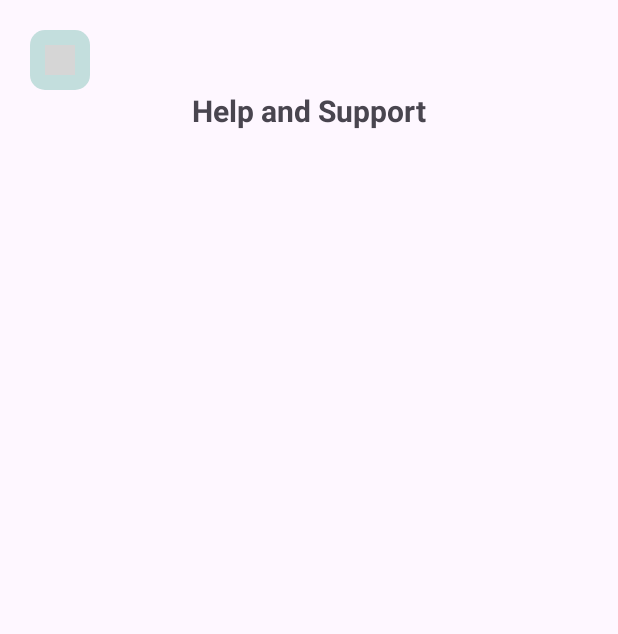
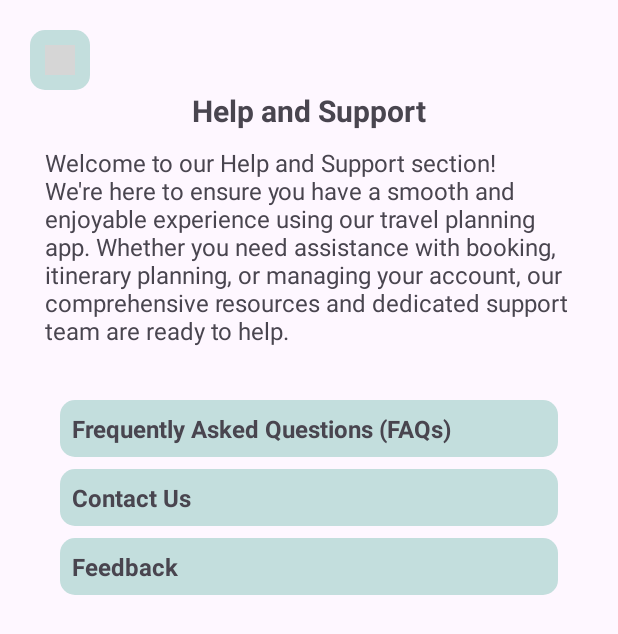
Before and after one commit to madhulika01/AndroidProject, an Android app: the Help screen opened directly, with no data from a screen before it, on a phone screen of 412 x 824 dp. Shown: the top 634 px of the screen. Run offline under Robolectric (Android 15) with nearby library versions, the phone set to English and light mode, and no system bars; grey boxes are pictures that could not be loaded.

Commit message:
Changed Help page, added faq section, contact us section, feedback. Added functionality to language and theme.

```diff
--- a/app/src/main/java/com/example/androidproject/Help.java
+++ b/app/src/main/java/com/example/androidproject/Help.java
@@ -4,13 +4,19 @@ import android.content.Intent;
 import android.os.Bundle;
 import android.util.Log;
 import android.view.View;
+import android.widget.EditText;
 import android.widget.RelativeLayout;
+import android.widget.TextView;
+import android.widget.Toast;
 
 import androidx.activity.EdgeToEdge;
+import androidx.appcompat.app.AlertDialog;
 import androidx.appcompat.app.AppCompatActivity;
 import androidx.core.graphics.Insets;
 import androidx.core.view.ViewCompat;
 import androidx.core.view.WindowInsetsCompat;
+
+import com.google.android.material.snackbar.Snackbar;
 
 public class Help extends AppCompatActivity {
     private final String tag="Help";
@@ -25,6 +31,8 @@ public class Help extends AppCompatActivity {
             v.setPadding(systemBars.left, systemBars.top, systemBars.right, systemBars.bottom);
             return insets;
         });
+
+
         RelativeLayout backButton = findViewById(R.id.backButton);
         backButton.setOnClickListener(new View.OnClickListener() {
             @Override
@@ -37,5 +45,40 @@ public class Help extends AppCompatActivity {
                 finish();
             }
         });
+        TextView faq = findViewById(R.id.faqHeading);
+        faq.setOnClickListener(v -> {
+            Intent intent = new Intent(Help.this,faq.class);
+            intent.putExtra("fullName", getIntent().getStringExtra("fullName"));
+            intent.putExtra("email", getIntent().getStringExtra("email"));
+            startActivity(intent);
+        });
+        TextView contactUs = findViewById(R.id.contactUsHeading);
+        contactUs.setOnClickListener(v -> {
+            Intent intent = new Intent(Help.this,contactUs.class);
+            intent.putExtra("fullName", getIntent().getStringExtra("fullName"));
+            intent.putExtra("email", getIntent().getStringExtra("email"));
+            startActivity(intent);
+        });
+        TextView feedback = findViewById(R.id.feedbackHeading);
+        feedback.setOnClickListener(v->{
+            Snackbar.make(findViewById(R.id.main),getString(R.string.feedbackMessage), Snackbar.LENGTH_LONG).show();
+            showFeedbackDialog();
+        });
     }
+    private void showFeedbackDialog() {
+        AlertDialog.Builder builder = new AlertDialog.Builder(this);
+        View dialogView = getLayoutInflater().inflate(R.layout.dialog_feeback, null);
+        final EditText feedbackInput = dialogView.findViewById(R.id.feedback_input);
+
+        builder.setView(dialogView)
+                .setTitle(getString(R.string.feedbackDialogTitle))
+                .setPositiveButton(getString(R.string.feedbacKSubmit), (dialog, which) -> {
+                    String feedback = feedbackInput.getText().toString();
+                    Toast.makeText(Help.this, getString(R.string.feedbackToast) + feedback, Toast.LENGTH_SHORT).show();
+                })
+                .setNegativeButton("Cancel", (dialog, which) -> dialog.dismiss())
+                .create()
+                .show();
+    }
+
 }
--- a/app/src/main/res/layout/activity_help.xml
+++ b/app/src/main/res/layout/activity_help.xml
@@ -36,7 +36,7 @@
         android:layout_marginBottom="10dp"
         android:textSize="20sp"
         android:textStyle="bold"/>
-    <!--<TextView
+    <TextView
         android:layout_marginHorizontal="30dp"
         android:id="@+id/intro"
         android:layout_width="wrap_content"
@@ -46,73 +46,41 @@
         android:textSize="16sp" />
     <TextView
         android:id="@+id/faqHeading"
-        android:layout_marginHorizontal="30dp"
-        android:layout_width="wrap_content"
+        android:layout_marginHorizontal="40dp"
+        android:layout_marginTop="30dp"
+        android:layout_width="match_parent"
         android:layout_height="wrap_content"
         android:text="@string/faqHeading"
+        android:layout_gravity="center"
+        android:background="@drawable/back_button"
+        android:padding="8dp"
+        android:layout_marginBottom="8dp"
         android:textSize="16sp"
         android:textStyle="bold"/>
-    <TextView
-        android:id="@+id/faqContent"
-        android:layout_marginHorizontal="30dp"
-        android:layout_width="wrap_content"
-        android:layout_height="wrap_content"
-        android:layout_marginBottom="5dp"
-        android:text="@string/faqContent"
-        android:textSize="16sp" />
+
     <TextView
         android:id="@+id/contactUsHeading"
-        android:layout_marginHorizontal="30dp"
-        android:layout_width="wrap_content"
+        android:layout_marginHorizontal="40dp"
+        android:layout_width="match_parent"
         android:layout_height="wrap_content"
         android:text="@string/contactUsHeading"
+        android:background="@drawable/back_button"
+        android:layout_gravity="center"
+        android:layout_marginBottom="8dp"
+        android:padding="8dp"
         android:textSize="16sp"
         android:textStyle="bold"/>
+
     <TextView
-        android:id="@+id/contactUsContent"
-        android:layout_width="wrap_content"
-        android:layout_marginBottom="5dp"
-        android:layout_marginHorizontal="30dp"
+        android:id="@+id/feedbackHeading"
+        android:layout_marginHorizontal="40dp"
+        android:layout_width="match_parent"
         android:layout_height="wrap_content"
-        android:text="@string/contactUsContent"
-        android:textSize="16sp" />
-    <TextView
-        android:id="@+id/userGuidesUsHeading"
-        android:layout_width="wrap_content"
-        android:layout_marginHorizontal="30dp"
-        android:layout_height="wrap_content"
-        android:text="@string/userGuidesHeading"
+        android:text="@string/feedbackHeading"
+        android:layout_gravity="center"
+        android:layout_marginBottom="8dp"
+        android:background="@drawable/back_button"
+        android:padding="8dp"
         android:textSize="16sp"
         android:textStyle="bold"/>
-    <TextView
-        android:id="@+id/userGuidesContent"
-        android:layout_width="wrap_content"
-        android:layout_marginBottom="5dp"
-        android:layout_marginHorizontal="30dp"
-        android:layout_height="wrap_content"
-        android:text="@string/userGuidesContent"
-        android:textSize="16sp" />
-    <TextView
-        android:id="@+id/feedbackHeading"
-        android:layout_marginHorizontal="30dp"
-        android:layout_width="wrap_content"
-        android:layout_height="wrap_content"
-        android:text="@string/feedbackHeading"
-        android:textSize="16sp"
-        android:textStyle="bold"/>
-    <TextView
-        android:id="@+id/feedbackContent"
-        android:layout_marginHorizontal="30dp"
-        android:layout_marginBottom="5dp"
-        android:layout_width="wrap_content"
-        android:layout_height="wrap_content"
-        android:text="@string/feedbackContent"
-        android:textSize="16sp" />
-    <TextView
-        android:id="@+id/outro"
-        android:layout_marginHorizontal="30dp"
-        android:layout_width="wrap_content"
-        android:layout_height="wrap_content"
-        android:text="@string/outro"
-        android:textSize="16sp" />-->
 </LinearLayout>
--- a/app/src/main/res/values/strings.xml
+++ b/app/src/main/res/values/strings.xml
@@ -34,6 +34,12 @@
     <string name="themeIcon">Theme Icon</string>
     <string name="deleteAccount">Delete Account</string>
     <string name="deleteAccountIcon">Delete Account Icon</string>
+    <string name="changeLanguageDialog">Change Language</string>
+    <string name="changeLanguageMessage">To change the language, please go to the system settings.</string>
+    <string name="gotoSettings">Go to Settings</string>
+    <string name="cancel">Cancel</string>
+    <string name="chooseTheme">Choose Theme</string>
+    <string name="deleteMessage">Are you sure you want to delete your account?</string>
     <!--Profile Page -->
     <string name="profile">Profile</string>
     <string name="profile_img">Profile image icon</string>
@@ -79,24 +85,42 @@
         We\'re here to ensure you have a smooth and enjoyable experience using our travel planning app.
         Whether you need assistance with booking, itinerary planning, or managing your account,
         our comprehensive resources and dedicated support team are ready to help.</string>
-    <string name="faqHeading">Frequently Asked Questions (FAQs):</string>
+    <string name="feedbackMessage">Your feedback is important to us. Let us know what you think and how we can make our app better for you.</string>
+    <string name="feedbackDialogTitle">Feedback</string>
+    <string name="feedbacKSubmit">Submit</string>
+    <string name="feedbackToast">Feedback Received:</string>
+    <!--FAQ Section -->
+    <string name="faqHeading">Frequently Asked Questions (FAQs)</string>
     <string name="faqContent">Find quick answers to common questions about using our app, booking trips,
         managing your profile, and more.</string>
-    <string name="contactUsHeading">Contact Us:</string>
+    <string name="question1">How to use this app?</string>
+    <string name="answer1">You need to log in first. Upon successful login, you will be redirected to the homepage.
+        Once there, you can manually search for your destination,or fill in a questionnaire to receive personalized recommendations.
+        Initially, you will select your destination, followed by choosing activities, indicating the number of people traveling, and specifying the climate.
+        Based on this information, you will be given recommendations.</string>
+    <string name="question2">Can I search the destination manually?</string>
+    <string name="answer2">Yes, you can search for destinations manually by using our search bar at the top of the page. </string>
+    <string name="question3">How do I create a travel itinerary?</string>
+    <string name="answer3">You can create itinerary by clicking on the add button entering the place and date, then clicking on the entry you will
+        be redirected to detailed view which will give you options to add details for different days based on morning,afternoon and evening.</string>
+    <!--Contact Us Section -->
+    <string name="contactUsHeading">Contact Us</string>
     <string name="contactUsContent">If you need personalized assistance,
         feel free to reach out to our support team.
         We\'re available via email, chat, or phone to help you with any inquiries
         or issues you may encounter.
     </string>
-    <string name="userGuidesHeading">User Guides:</string>
-    <string name="userGuidesContent">Explore our detailed user guides and tutorials to make the most of all the features our app offers.
-        Learn how to search for trips, add to your wishlist, plan itineraries,
-        and much more.</string>
-    <string name="feedbackHeading">Feedback:</string>
-    <string name="feedbackContent">We value your feedback! Share your suggestions and experiences to help us improve our services and better cater
-        to your travel needs.</string>
+    <string name="phoneImageView">phone logo</string>
+    <string name="phoneNumber">+1 435 657 8910</string>
+    <string name="emailImageView">mail logo</string>
+    <string name="email">travel@gmail.com</string>
+
+    <!--Feedback Dialog-->
+    <string name="feedbackHeading">Feedback</string>
+    <string name="feedbackEditText">Enter your feedback here</string>
     <string name="outro">Thank you for choosing our app for your travel adventures.
         We\'re here to support you every step of the way!</string>
+
     <!--Account Privacy page-->
     <string name="accountHeading">Account Privacy</string>
     <string name="third_party">Allow sharing your data with third-party services  </string>
```
Also changed, not shown: app/src/main/AndroidManifest.xml (+9 -1 lines), app/src/main/java/com/example/androidproject/Setting.java (+60 -2 lines), app/src/main/java/com/example/androidproject/contactUs.java (added, +41 -0 lines), app/src/main/java/com/example/androidproject/faq.java (added, +43 -0 lines), app/src/main/res/layout/activity_contact_us.xml (added, +91 -0 lines), app/src/main/res/layout/activity_faq.xml (added, +96 -0 lines), app/src/main/res/layout/dialog_feeback.xml (added, +14 -0 lines), app/src/main/res/drawable/mail.png (added), app/src/main/res/drawable/phone.png (added), 1 other file.
